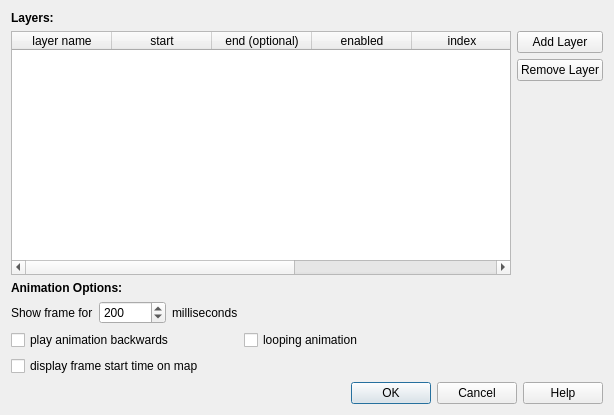
anitagraser/TimeManager, file options.ui: the form before one commit.
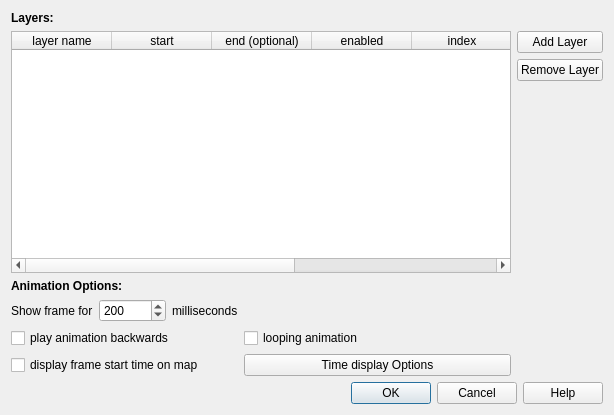
The form after the commit.

Commit message: Fix endTime back to intuitive behavior, Timestamp Label UI done

```diff
--- a/options.ui
+++ b/options.ui
@@ -177,6 +177,13 @@
          </property>
         </widget>
        </item>
+       <item row="2" column="3">
+        <widget class="QPushButton" name="show_label_options_button">
+         <property name="text">
+          <string>Time display Options</string>
+         </property>
+        </widget>
+       </item>
       </layout>
      </item>
     </layout>
```
The commit also changes 6 other files.
